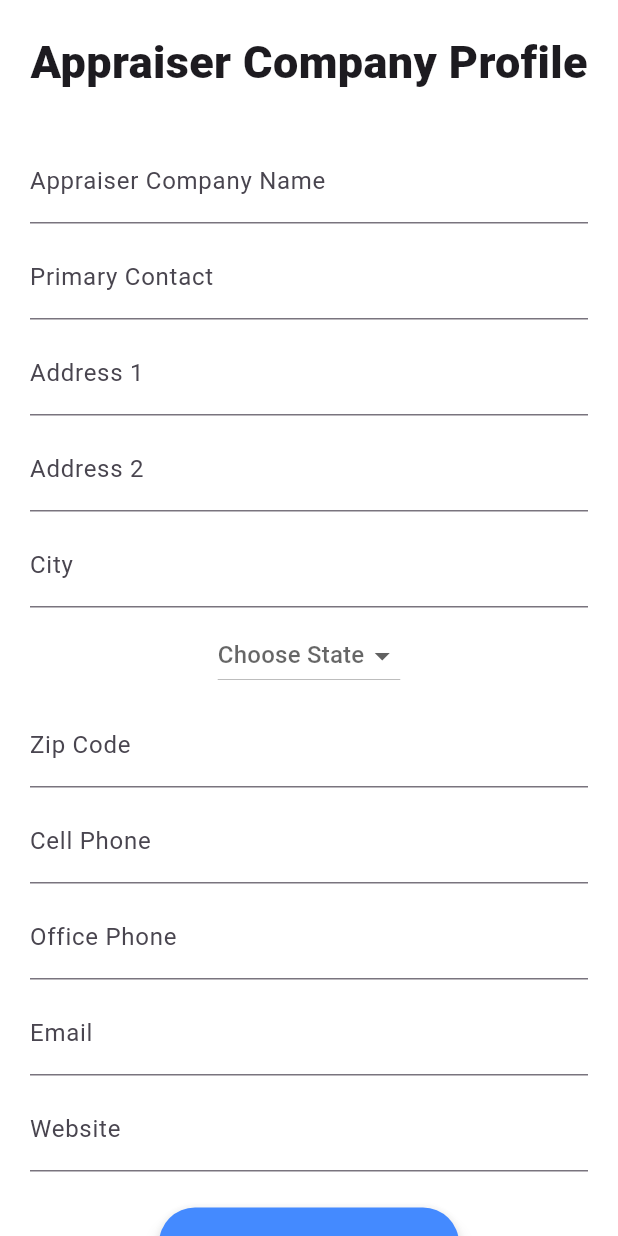
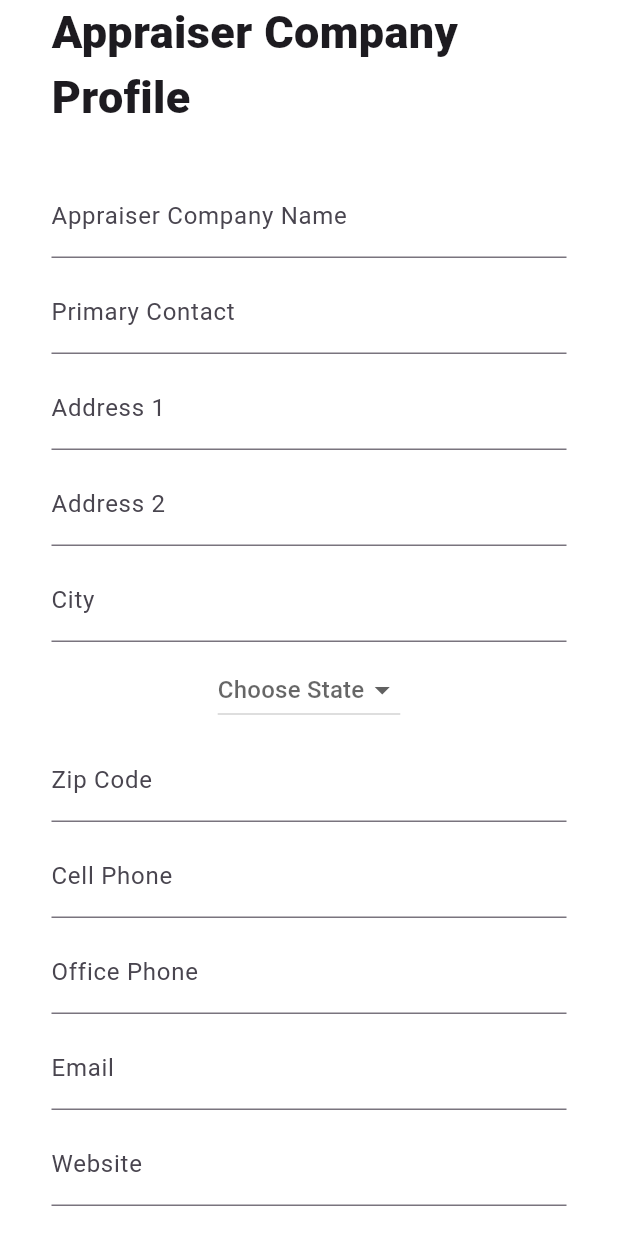
Before and after one commit to nathan-kane/deal_diligence, a Flutter app: the AppraiserCompanyScreen screen opened directly, on a phone screen of 412 x 824 dp. Run offline on Flutter 3.47's test engine with Material 3 defaults, Android fonts, the phone set to English and light mode, and no system bars; our stand-ins replace cloud_firestore, dartz, equatable, firebase_auth, firebase_core, flutter_credit_card and 12 more; missing offline and left inert: add_2_calendar, flutter_stripe, googleapis; accounts and stored records are empty.

Commit message:
Added responsive UI to all of the files

```diff
--- a/lib/screens/appraiser_company_screen.dart
+++ b/lib/screens/appraiser_company_screen.dart
@@ -9,11 +9,12 @@
 import 'package:cloud_firestore/cloud_firestore.dart';
 import 'package:deal_diligence/Providers/appraiser_company_provider.dart';
 import 'package:deal_diligence/Providers/global_provider.dart';
-import 'package:deal_diligence/Services/firestore_service.dart';
+//import 'package:deal_diligence/Services/firestore_service.dart';
 import 'package:deal_diligence/components/rounded_button.dart';
 import 'package:deal_diligence/constants.dart' as constants;
 import 'package:flutter/material.dart';
 import 'package:flutter_riverpod/flutter_riverpod.dart';
+import 'package:flutter_screenutil/flutter_screenutil.dart';
 import 'package:mask_text_input_formatter/mask_text_input_formatter.dart';
 
 final appraiserCompanyRef =
@@ -38,7 +39,7 @@ class AppraiserCompanyScreen extends ConsumerStatefulWidget {
 
 class _AppraiserCompanyScreenState
     extends ConsumerState<AppraiserCompanyScreen> {
-  final _db = FirebaseFirestore.instance;
+  //final _db = FirebaseFirestore.instance;
 
   final appraiserCompanyNameController = TextEditingController();
   final primaryContactController = TextEditingController();
@@ -82,7 +83,7 @@ class _AppraiserCompanyScreenState
   String? email;
   String? website;
   String? _currentAppraiserCompanyState;
-  String? _currentAppraiserCompanyName;
+  //String? _currentAppraiserCompanyName;
 
   getCurrentAppraiserCompanyProfile() async {
     if (ref.read(globalsNotifierProvider).companyId == null ||
@@ -206,7 +207,7 @@ class _AppraiserCompanyScreenState
   Widget build(BuildContext context) {
     // Get the stream of agents created in main.dart
     // final agencyProvider = Provider.of<AgencyProvider>(context);
-    final firestoreService = FirestoreService();
+    //final firestoreService = FirestoreService();
 
     return Scaffold(
       //appBar: CustomAppBar(),
@@ -214,7 +215,7 @@ class _AppraiserCompanyScreenState
       body: SafeArea(
         child: SingleChildScrollView(
           child: Padding(
-            padding: const EdgeInsets.all(20.0),
+            padding: EdgeInsets.symmetric(horizontal: 30.sp),
             child: Column(
               //mainAxisAlignment: MainAxisAlignment.center,
               //crossAxisAlignment: CrossAxisAlignment.stretch,
```
